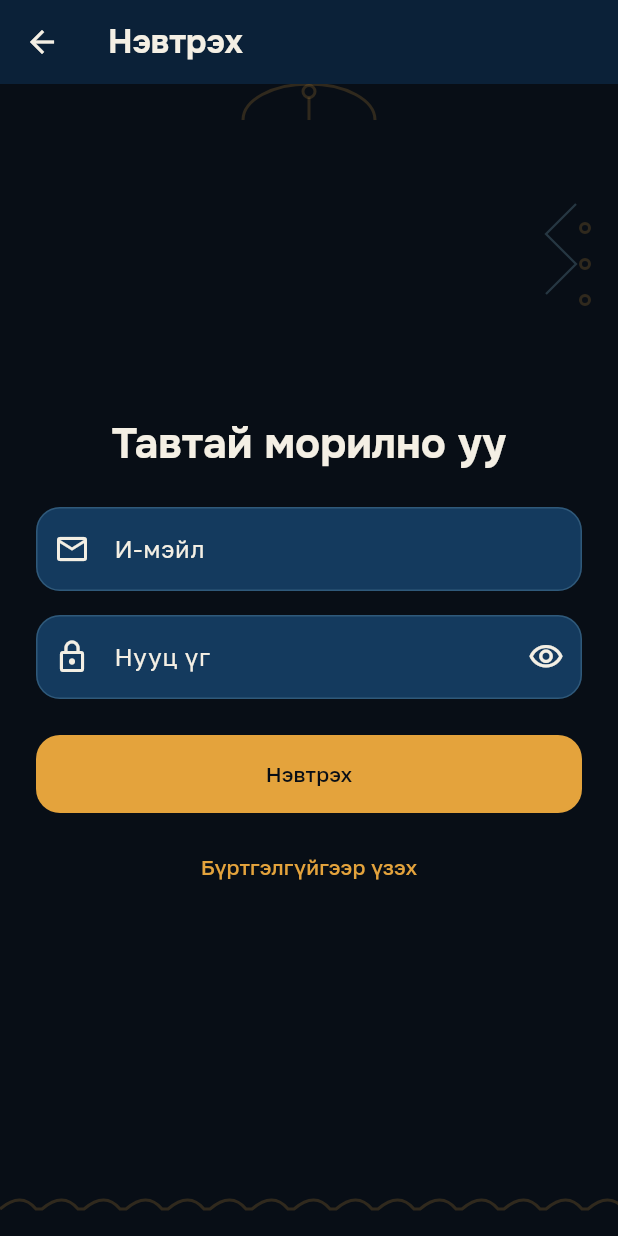
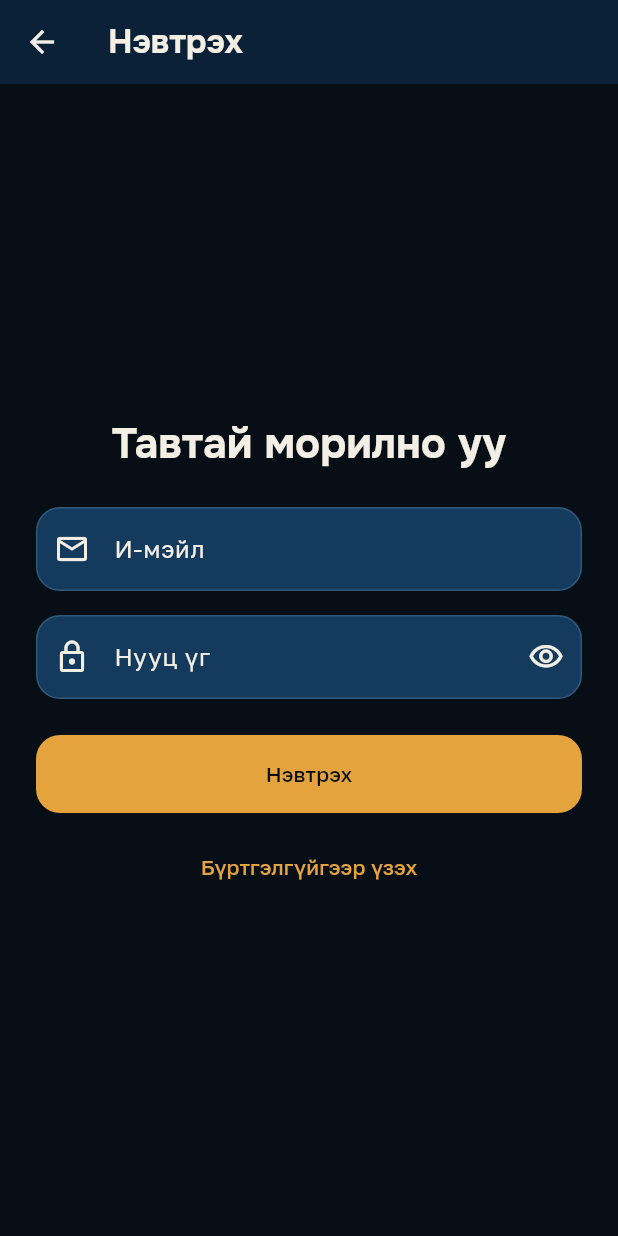
Before and after one commit to Shinebayr11/buriad-app, a Flutter app: the screen it shows after launch, after a tap on "Нэвтрэх", on a phone screen of 412 x 824 dp. Run offline on Flutter 3.47's test engine with Material 3 defaults, Android fonts, the phone set to English and light mode, and no system bars; our stand-ins replace audioplayers, file_picker, share_plus, shared_preferences, supabase_flutter; accounts and stored records are empty.

Commit message:
Нэвтрэх хэсгийг энгийн болгох

```diff
--- a/lib/screens/auth_screen.dart
+++ b/lib/screens/auth_screen.dart
@@ -1,7 +1,6 @@
 import 'package:flutter/material.dart';
 
 import '../auth/auth_gateway.dart';
-import '../widgets/heritage_frame.dart';
 
 enum AuthMode { signIn, register }
 
@@ -108,8 +107,7 @@ class _AuthScreenState extends State<AuthScreen> {
     final registering = widget.mode == AuthMode.register;
     return Scaffold(
       appBar: AppBar(title: Text(registering ? 'Бүртгүүлэх' : 'Нэвтрэх')),
-      body: HeritageFrame(
-        child: SafeArea(
+      body: SafeArea(
         top: false,
         child: Center(
           child: SingleChildScrollView(
@@ -182,9 +180,7 @@ class _AuthScreenState extends State<AuthScreen> {
                       child: _loading
                           ? const SizedBox.square(
                               dimension: 22,
-                                child: CircularProgressIndicator(
-                                  strokeWidth: 2,
-                                ),
+                              child: CircularProgressIndicator(strokeWidth: 2),
                             )
                           : Text(registering ? 'Бүртгүүлэх' : 'Нэвтрэх'),
                     ),
@@ -224,7 +220,6 @@ class _AuthScreenState extends State<AuthScreen> {
           ),
         ),
       ),
-      ),
     );
   }
 }
```
Lines whose indentation alone changed are shown as unchanged.
